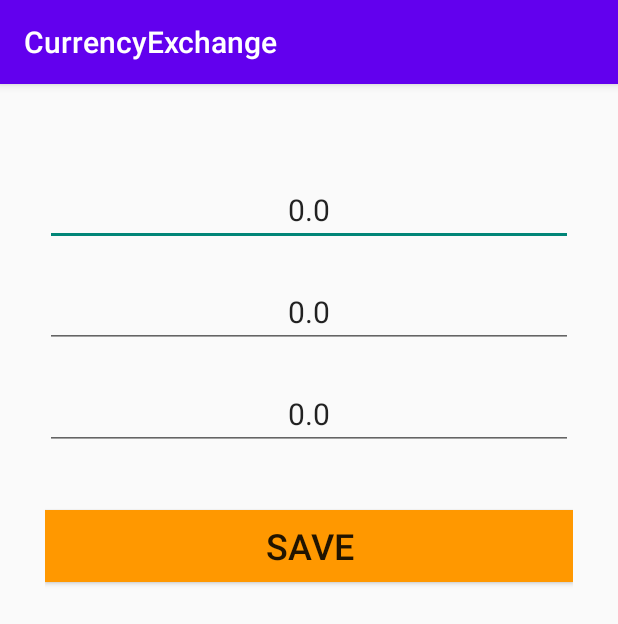
After one commit to RosamondHe/CurrencyExchange, an Android app: the ConfigActivity screen opened directly, with no data from a screen before it, on a phone screen of 412 x 824 dp. The commit adds this screen. Shown: the top 624 px of the screen. Run offline under Robolectric (Android 15) with nearby library versions, the phone set to English and light mode, and no system bars.

Commit message:
config activity

```diff
--- /dev/null
+++ b/app/src/main/java/com/swufestu/currencyexchange/ConfigActivity.java
@@ -0,0 +1,63 @@
+package com.swufestu.currencyexchange;
+
+import android.content.Intent;
+import android.os.Bundle;
+import android.util.Log;
+import android.view.View;
+import android.widget.EditText;
+
+import androidx.appcompat.app.AppCompatActivity;
+
+public class ConfigActivity extends AppCompatActivity {
+    private static final String TAG ="ConfigActivity";
+
+    EditText dollarText, euroText, wonText;
+
+    @Override
+    protected void onCreate(Bundle savedInstanceState) {
+        super.onCreate(savedInstanceState);
+        setContentView(R.layout.activity_config);
+
+        //获取参数
+        Intent intent = getIntent();
+        //获取时要对应数据类型float
+        //第一个参数key必须和前一页面传递的key一致；第二个参数是获取不到时的默认值
+        float dollar_rate2 = intent.getFloatExtra("dollar_rate_key", 0.0f);
+        float euro_rate2 = intent.getFloatExtra("euro_rate_key", 0.0f);
+        float won_rate2 = intent.getFloatExtra("won_rate_key", 0.0f);
+        Log.i(TAG ,"onCreate:dollar2" + dollar_rate2);
+        Log.i(TAG ,"onCreate:euro2" + euro_rate2);
+        Log.i(TAG ,"onCreate:won2" + won_rate2);
+
+        //显示获取到的汇率
+        dollarText = (EditText) findViewById(R.id.dollarRate);
+        euroText = (EditText) findViewById(R.id.euroRate);
+        wonText = (EditText) findViewById(R.id.wonRate);
+        dollarText.setText(String.valueOf(dollar_rate2));
+        euroText.setText(String.valueOf(euro_rate2));
+        wonText.setText(String.valueOf(won_rate2));
+    }
+
+    public void save(View btn){
+        //获取新的值
+        float new_dollar_rate = Float.parseFloat(dollarText.getText().toString());
+        float new_euro_rate = Float.parseFloat(euroText.getText().toString());
+        float new_won_rate = Float.parseFloat(wonText.getText().toString());
+        Log.i(TAG, "save: new_dollar_rate=" + new_dollar_rate);
+        Log.i(TAG, "save: new_euro_rate=" + new_euro_rate);
+        Log.i(TAG, "save: new_won_rate=" + new_won_rate);
+
+        //传递参数(3个参数保存到Bundle再传递（封装）)
+        Intent intent = getIntent();
+        Bundle bdl = new Bundle();
+        bdl.putFloat("new_dollar_rate_key",new_dollar_rate);
+        bdl.putFloat("new_euro_rate_key",new_euro_rate);
+        bdl.putFloat("new_won_rate_key",new_won_rate);
+        intent.putExtras(bdl);
+        setResult(2,intent);  //第一个参数是响应代码，第二个参数可以是任意类型
+
+        //返回到调用页面
+        finish();
+    }
+
+}
--- a/app/src/main/java/com/swufestu/currencyexchange/MainActivity.java
+++ b/app/src/main/java/com/swufestu/currencyexchange/MainActivity.java
@@ -33,7 +33,7 @@ public class MainActivity extends AppCompatActivity {
 
     public void onClick(View btn){
         String str = input.getText().toString();
-        Log.i(TAG ,"click:input=" + str);
+        Log.i(TAG ,"onClick:input=" + str);
 
         float rmb = 0;
         float rate = 0;
@@ -50,7 +50,7 @@ public class MainActivity extends AppCompatActivity {
             rate = won_rate;
         }
         float result = rate * rmb;
-        Log.i(TAG ,"click:result=" + result);
+        Log.i(TAG ,"onClick:result=" + result);
 
         //显示结果
         resultshow.setText(String.valueOf(result));
--- /dev/null
+++ b/app/src/main/res/layout/activity_config.xml
@@ -0,0 +1,64 @@
+<?xml version="1.0" encoding="utf-8"?>
+<androidx.constraintlayout.widget.ConstraintLayout xmlns:android="http://schemas.android.com/apk/res/android"
+    xmlns:app="http://schemas.android.com/apk/res-auto"
+    xmlns:tools="http://schemas.android.com/tools"
+    android:layout_width="match_parent"
+    android:layout_height="match_parent"
+    tools:context=".ConfigActivity">
+
+    <LinearLayout
+        android:layout_width="match_parent"
+        android:layout_height="match_parent"
+        android:layout_marginStart="30dp"
+        android:layout_marginTop="60dp"
+        android:layout_marginEnd="30dp"
+        android:orientation="vertical"
+        app:layout_constraintEnd_toEndOf="parent"
+        app:layout_constraintStart_toStartOf="parent"
+        app:layout_constraintTop_toTopOf="parent">
+
+        <EditText
+            android:id="@+id/dollarRate"
+            android:layout_width="match_parent"
+            android:layout_height="wrap_content"
+            android:layout_marginBottom="20dp"
+            android:ems="10"
+            android:hint="@string/cdollar_hint"
+            android:inputType="numberSigned|number|numberDecimal"
+            android:textAlignment="center"
+            android:textSize="20sp" />
+
+        <EditText
+            android:id="@+id/euroRate"
+            android:layout_width="match_parent"
+            android:layout_height="wrap_content"
+            android:layout_marginBottom="20dp"
+            android:ems="10"
+            android:hint="@string/ceuro_hint"
+            android:inputType="numberSigned|number|numberDecimal"
+            android:textAlignment="center"
+            android:textSize="20sp" />
+
+        <EditText
+            android:id="@+id/wonRate"
+            android:layout_width="match_parent"
+            android:layout_height="wrap_content"
+            android:layout_marginBottom="20dp"
+            android:ems="10"
+            android:hint="@string/cwon_hint"
+            android:inputType="numberSigned|number|numberDecimal"
+            android:textAlignment="center"
+            android:textSize="20sp" />
+
+        <Button
+            android:id="@+id/save"
+            android:layout_width="match_parent"
+            android:layout_height="wrap_content"
+            android:layout_marginTop="20dp"
+            android:background="#FF9800"
+            android:onClick="save"
+            android:text="SAVE"
+            android:textSize="24sp" />
+    </LinearLayout>
+
+</androidx.constraintlayout.widget.ConstraintLayout>
--- a/app/src/main/res/values/strings.xml
+++ b/app/src/main/res/values/strings.xml
@@ -5,4 +5,7 @@
     <string name="btn_dollar_label">DOLLAR</string>
     <string name="btn_euro_label">EURO</string>
     <string name="btn_won_label">WON</string>
+    <string name="cdollar_hint">set dollar rate</string>
+    <string name="ceuro_hint">set euro rate</string>
+    <string name="cwon_hint">set won rate</string>
 </resources>
```
Also changed, not shown: app/src/main/AndroidManifest.xml (+12 -0 lines), app/src/main/java/com/swufestu/currencyexchange/RateActivity.java (added, +124 -0 lines), app/src/main/res/layout/activity_rate.xml (added, +82 -0 lines), app/src/main/res/menu/menu.xml (added, +10 -0 lines), app/src/main/res/mipmap-xxxhdpi/menubtn.jpg (added).
